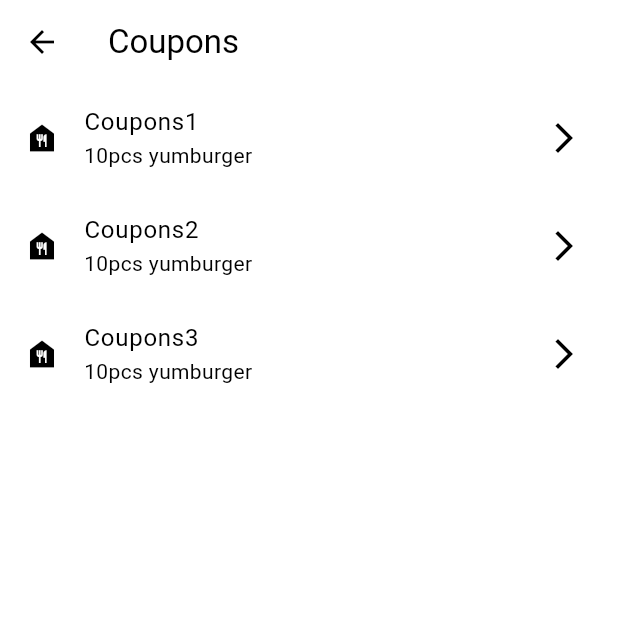
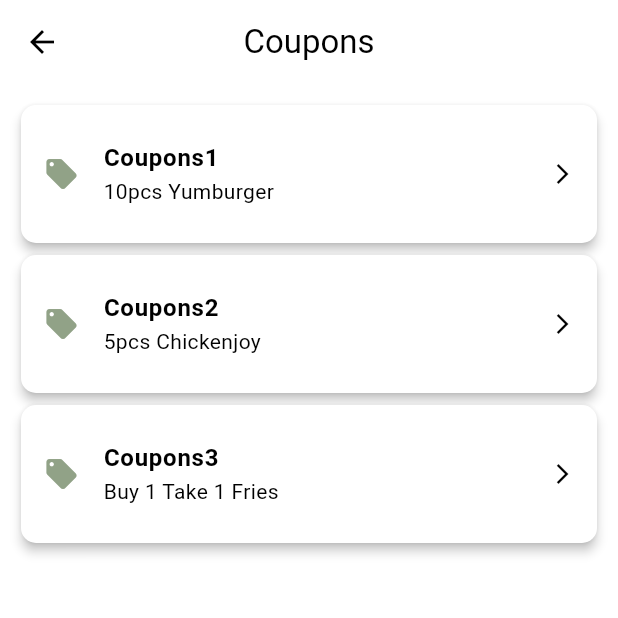
Before and after one commit to Rubienus/flutter-app, a Flutter app: the CouponsPage screen opened directly, on a phone screen of 412 x 824 dp, the top half of it. Run offline on Flutter 3.47's test engine with Material 3 defaults, Android fonts, the phone set to English and light mode, and no system bars; our stand-ins replace image_picker.

```diff
--- a/flutter_ecotracker/lib/pages/coupons_page.dart
+++ b/flutter_ecotracker/lib/pages/coupons_page.dart
@@ -3,37 +3,45 @@
 class CouponsPage extends StatelessWidget {
   const CouponsPage({super.key});
 
-  @override
+   @override
   Widget build(BuildContext context) {
+    final List<Map<String, String>> coupons = [
+      {"title": "Coupons1", "subtitle": "10pcs Yumburger"},
+      {"title": "Coupons2", "subtitle": "5pcs Chickenjoy"},
+      {"title": "Coupons3", "subtitle": "Buy 1 Take 1 Fries"},
+    ];
+
     return Scaffold(
       appBar: AppBar(
         title: const Text('Coupons'),
+        centerTitle: true,
       ),
-      body: Center(
-        child: ListView(
-          children: ListTile.divideTiles(
-            context: context,
-            tiles: [
-              ListTile(
-                leading: Icon(Icons.food_bank),
-                title: Text('Coupons1'),
-                subtitle: Text('10pcs yumburger'),
-                trailing: Icon(Icons.arrow_forward_ios),
+      body: Padding(
+        padding: const EdgeInsets.all(10.0),
+        child: ListView.builder(
+          itemCount: coupons.length,
+          itemBuilder: (context, index) {
+            return Card(
+              elevation: 3,
+              shape: RoundedRectangleBorder(borderRadius: BorderRadius.circular(10)),
+              child: ListTile(
+                contentPadding: const EdgeInsets.symmetric(vertical: 10, horizontal: 15),
+                leading: Icon(Icons.local_offer, color: Theme.of(context).colorScheme.primary),
+                title: Text(
+                  coupons[index]["title"]!,
+                  style: const TextStyle(fontWeight: FontWeight.bold),
+                ),
+                subtitle: Text(coupons[index]["subtitle"]!),
+                trailing: const Icon(Icons.arrow_forward_ios, size: 16),
+                onTap: () {
+                  // Future action, like navigating to coupon details
+                  ScaffoldMessenger.of(context).showSnackBar(
+                    SnackBar(content: Text("${coupons[index]["title"]} tapped!")),
+                  );
+                },
               ),
-              ListTile(
-                leading: Icon(Icons.food_bank),
-                title: Text('Coupons2'),
-                subtitle: Text('10pcs yumburger'),
-                trailing: Icon(Icons.arrow_forward_ios),
-              ),
-              ListTile(
-                leading: Icon(Icons.food_bank),
-                title: Text('Coupons3'),
-                subtitle: Text('10pcs yumburger'),
-                trailing: Icon(Icons.arrow_forward_ios),
-              ),
-            ],
-          ).toList(),
+            );
+          },
         ),
       ),
     );
```
